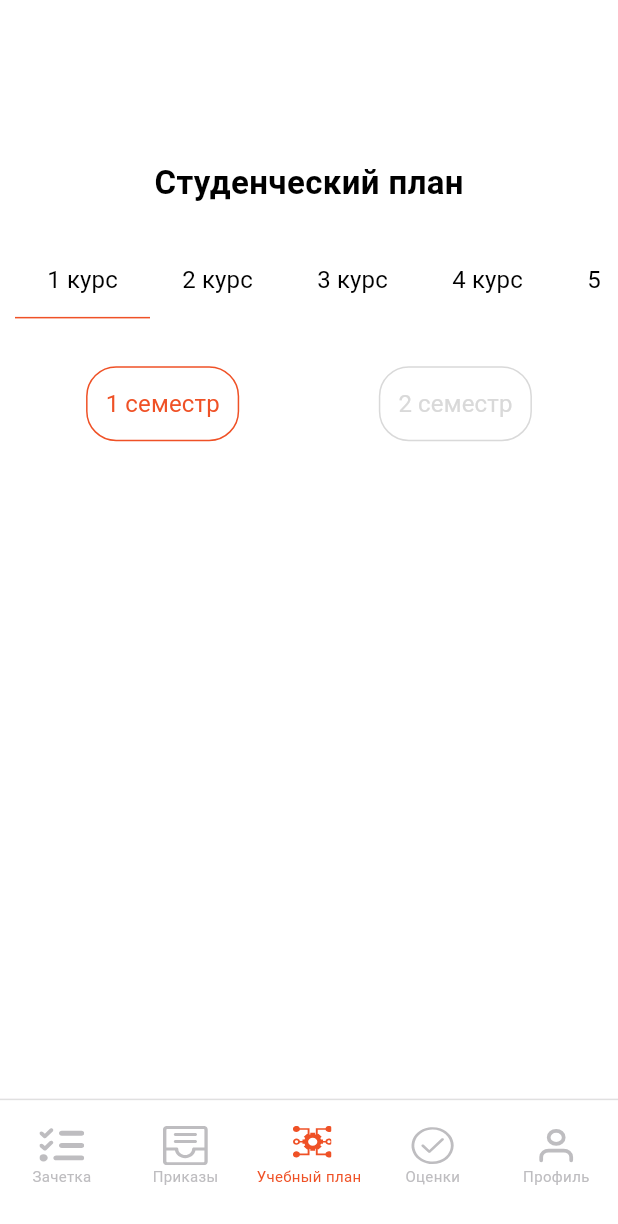
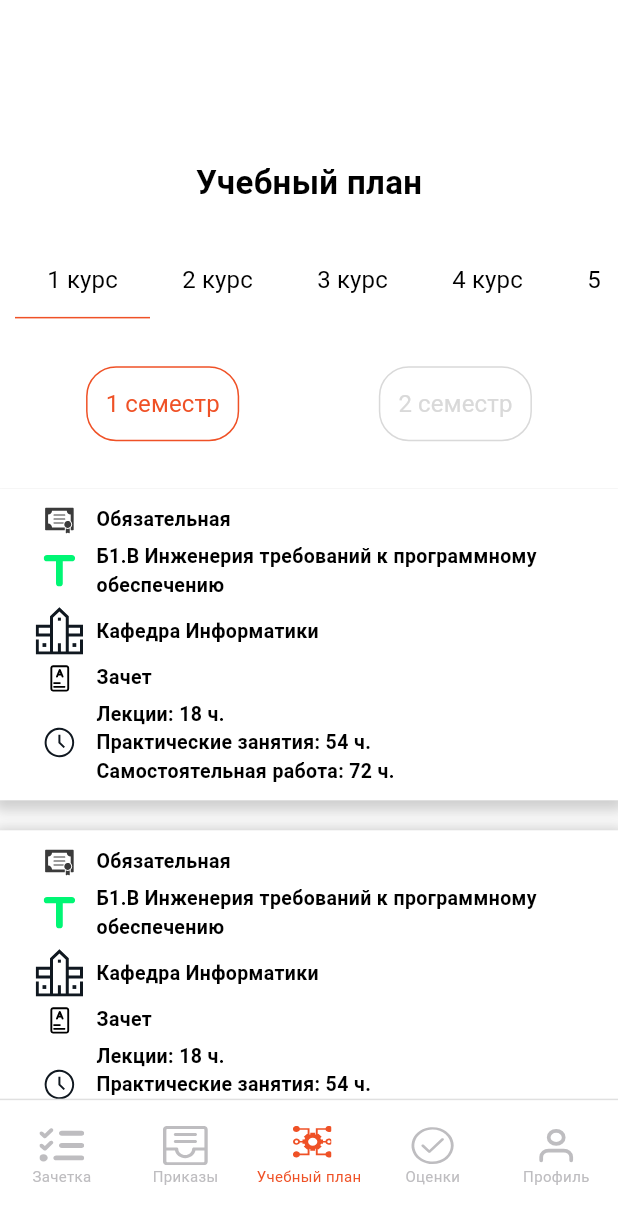
Before and after one commit to K-V-G/my_sfu, a Flutter app: the screen it shows after launch, item 2 of the bottom bar chosen, after a tap on "Учебный план", on a phone screen of 412 x 824 dp. Shown: the top 1224 px of the screen. Run offline on Flutter 3.47's test engine with Material 2 defaults, Android fonts, the phone set to English and light mode, and no system bars; our stand-ins replace flutter_svg, webview_flutter; missing offline and left inert: oauth2; Roboto replaces fonts that are missing (Ubuntu).

Commit message:
Добавление ячеек в Приказы и Учебный план

```diff
--- /dev/null
+++ b/lib/cells/CellsPricazy.dart
@@ -0,0 +1,110 @@
+import 'package:flutter/material.dart';
+import 'package:flutter_svg/flutter_svg.dart';
+
+class CellsPricazy extends StatefulWidget {
+  final String nomer;
+  final String title;
+  final String data;
+
+  CellsPricazy({required this.nomer,
+    required this.title, required this.data});
+
+  @override
+  _CellsPricazyState createState() => _CellsPricazyState();
+}
+
+class _CellsPricazyState extends State<CellsPricazy> {
+  @override
+  Widget build(BuildContext context) {
+    return Column(
+      crossAxisAlignment: CrossAxisAlignment.stretch,
+      children: [
+        Container(
+          decoration: BoxDecoration(
+            color: Colors.white,
+            boxShadow: [
+              BoxShadow(
+                color: Colors.grey.withOpacity(0.5),
+                spreadRadius: 5,
+                blurRadius: 7,
+                offset: Offset(0, 3),
+              ),
+            ],
+          ),
+          child: Padding(
+            padding: EdgeInsets.only(left: 20.0, top: 10.0, bottom: 10.0),
+            child: Column(
+              crossAxisAlignment: CrossAxisAlignment.start,
+              children: [
+                Row(
+                  children: [
+                    Expanded(flex: 10, child:
+                    SvgPicture.asset('assets/image/nomer_pricaza.svg')),
+                    Expanded(flex: 90, child:
+                    Padding(
+                      padding: EdgeInsets.only(left: 5.0),
+                      child: Text(
+                        widget.nomer,
+                        style: TextStyle(
+                          color: Colors.black,
+                          fontSize: 13.0,
+                          fontFamily: 'Ubuntu',
+                          fontWeight: FontWeight.w600,
+                        ),
+                      ),
+                    )),
+                  ],
+                ),
+                Padding(
+                  padding: EdgeInsets.only(top: 5.0),
+                  child: Row(
+                    children: [
+                    Expanded(flex: 10, child:
+                      SvgPicture.asset('assets/image/nazvanie.svg')),
+                    Expanded(flex: 90, child:
+                      Padding(
+                        padding: EdgeInsets.only(left: 5.0),
+                        child: Text(
+                          widget.title,
+                          style: TextStyle(
+                            color: Colors.black,
+                            fontSize: 13.0,
+                            fontFamily: 'Ubuntu',
+                            fontWeight: FontWeight.w600,
+                          ),
+                        ),
+                      )),
+                    ],
+                  ),
+                ),
+                Padding(
+                  padding: EdgeInsets.only(top: 5.0),
+                  child: Row(
+                    children: [
+                    Expanded(flex: 10, child:
+                      SvgPicture.asset('assets/image/calendar.svg')),
+                  Expanded(flex: 90, child:
+                      Padding(
+                        padding: EdgeInsets.only(left: 5.0),
+                        child: Text(
+                          widget.data,
+                          style: TextStyle(
+                            color: Colors.black,
+                            fontSize: 13.0,
+                            fontFamily: 'Ubuntu',
+                            fontWeight: FontWeight.w600,
+                          ),
+                        ),
+                      )),
+                    ],
+                  ),
+                ),
+              ],
+            ),
+          ),
+        ),
+        SizedBox(height: 20.0),
+      ],
+    );
+  }
+}
--- /dev/null
+++ b/lib/cells/CellsStudentPlan.dart
@@ -0,0 +1,191 @@
+import 'package:flutter/material.dart';
+import 'package:flutter_svg/flutter_svg.dart';
+
+class CellsSudentPlan extends StatefulWidget {
+  final String type;
+  final String title;
+  final String cafedra;
+  final String typeExam;
+  final String timeLecture;
+  final String timePrac;
+  final String timeSam;
+
+  CellsSudentPlan({required this.type,
+    required this.title, required this.cafedra, required this.typeExam,
+    required this.timeLecture,
+    required this.timePrac, required this.timeSam,});
+
+  @override
+  _CellsSudentPlanState createState() => _CellsSudentPlanState();
+}
+
+class _CellsSudentPlanState extends State<CellsSudentPlan> {
+  @override
+  Widget build(BuildContext context) {
+    return Column(
+      crossAxisAlignment: CrossAxisAlignment.stretch,
+      children: [
+        Container(
+          decoration: BoxDecoration(
+            color: Colors.white,
+            boxShadow: [
+              BoxShadow(
+                color: Colors.grey.withOpacity(0.5),
+                spreadRadius: 5,
+                blurRadius: 7,
+                offset: Offset(0, 3),
+              ),
+            ],
+          ),
+          child: Padding(
+            padding: EdgeInsets.only(left: 20.0, top: 10.0, bottom: 10.0),
+            child: Column(
+              crossAxisAlignment: CrossAxisAlignment.start,
+              children: [
+                Row(
+                  children: [
+                    Expanded(flex: 10, child:
+                    SvgPicture.asset('assets/image/type_displina.svg')),
+                    Expanded(flex: 90, child:
+                    Padding(
+                      padding: EdgeInsets.only(left: 5.0),
+                      child: Text(
+                        widget.type,
+                        style: TextStyle(
+                          color: Colors.black,
+                          fontSize: 13.0,
+                          fontFamily: 'Ubuntu',
+                          fontWeight: FontWeight.w600,
+                        ),
+                      ),
+                    )),
+                  ],
+                ),
+                Padding(
+                  padding: EdgeInsets.only(top: 5.0),
+                  child: Row(
+                    children: [
+                      Expanded(flex: 10, child:
+                      SvgPicture.asset('assets/image/nazvanie.svg')),
+                      Expanded(flex: 90, child:
+                      Padding(
+                        padding: EdgeInsets.only(left: 5.0),
+                        child: Text(
+                          widget.title,
+                          style: TextStyle(
+                            color: Colors.black,
+                            fontSize: 13.0,
+                            fontFamily: 'Ubuntu',
+                            fontWeight: FontWeight.w600,
+                          ),
+                        ),
+                      )),
+                    ],
+                  ),
+                ),
+                Padding(
+                  padding: EdgeInsets.only(top: 5.0),
+                  child: Row(
+                    children: [
+                      Expanded(flex: 10, child:
+                      SvgPicture.asset('assets/image/institut_icons.svg')),
+                      Expanded(flex: 90, child:
+                      Padding(
+                        padding: EdgeInsets.only(left: 5.0),
+                        child: Text(
+                          widget.cafedra,
+                          style: TextStyle(
+                            color: Colors.black,
+                            fontSize: 13.0,
+                            fontFamily: 'Ubuntu',
+                            fontWeight: FontWeight.w600,
+                          ),
+                        ),
+                      )),
+                    ],
+                  ),
+                ),
+                Padding(
+                  padding: EdgeInsets.only(top: 5.0),
+                  child: Row(
+                    children: [
+                      Expanded(flex: 10, child:
+                      SvgPicture.asset('assets/image/exam_or_zachet_icons.svg')),
+                      Expanded(flex: 90, child:
+                      Padding(
+                        padding: EdgeInsets.only(left: 5.0),
+                        child: Text(
+                          widget.typeExam,
+                          style: TextStyle(
+                            color: Colors.black,
+                            fontSize: 13.0,
+                            fontFamily: 'Ubuntu',
+                            fontWeight: FontWeight.w600,
+                          ),
+                        ),
+                      )),
+                    ],
+                  ),
+                ),
+
+                Padding(
+                  padding: EdgeInsets.only(top: 5.0),
+                  child: Row(
+                    children: [
+                      Expanded(
+                        flex: 10,
+                        child: SvgPicture.asset('assets/image/time.svg'),
+                      ),
+                      Expanded(
+                        flex: 90,
+                        child: Padding(
+                          padding: EdgeInsets.only(left: 5.0),
+                          child: Column(
+                            crossAxisAlignment: CrossAxisAlignment.start,
+                            children: [
+                              Text(
+                                widget.timeLecture,
+                                textAlign: TextAlign.left,
+                                style: TextStyle(
+                                  color: Colors.black,
+                                  fontSize: 13.0,
+                                  fontFamily: 'Ubuntu',
+                                  fontWeight: FontWeight.w600,
+                                ),
+                              ),
+                              Text(
+                                widget.timePrac,
+                                textAlign: TextAlign.left,
+                                style: TextStyle(
+                                  color: Colors.black,
+                                  fontSize: 13.0,
+                                  fontFamily: 'Ubuntu',
+                                  fontWeight: FontWeight.w600,
+                                ),
+                              ),
+                              Text(
+                                widget.timeSam,
+                                textAlign: TextAlign.left,
+                                style: TextStyle(
+                                  color: Colors.black,
+                                  fontSize: 13.0,
+                                  fontFamily: 'Ubuntu',
+                                  fontWeight: FontWeight.w600,
+                                ),
+                              ),
+                            ],
+                          ),
+                        ),
+                      ),
+                    ],
+                  ),
+                ),
+              ],
+            ),
+          ),
+        ),
+        SizedBox(height: 20.0),
+      ],
+    );
+  }
+}
--- a/lib/prikazyView.dart
+++ b/lib/prikazyView.dart
@@ -1,5 +1,7 @@
 import 'package:flutter/material.dart';
 import 'package:flutter_svg/flutter_svg.dart';
+
+import 'cells/CellsPricazy.dart';
 
 class prikazyView extends StatefulWidget {
   @override
@@ -36,7 +38,37 @@ class _prikazyViewPage extends State<prikazyView> {
                   ),
                 ),
               ),
-              Expanded(flex: 7, child: Text("")),
+              Expanded(
+                  flex: 7,
+                  child:Row(
+                    children: [
+                      Expanded(flex: 100, child: ListView(
+                        scrollDirection: Axis.vertical,
+                        children: [
+                          CellsPricazy(
+                            nomer: '№6128/с от 2023-04-17',
+                            title: '4.7.3 Весна 1 ПА_Об установлении сроков повторной ПА',
+                            data: 'по 2023-06-08',
+                          ),
+                          CellsPricazy(
+                            nomer: '№6128/с от 2023-04-17',
+                            title: '4.7.3 Весна 1 ПА_Об установлении сроков повторной ПА',
+                            data: 'по 2023-06-08',
+                          ),
+                          CellsPricazy(
+                            nomer: '№6128/с от 2023-04-17',
+                            title: '4.7.3 Весна 1 ПА_Об установлении сроков повторной ПА',
+                            data: 'по 2023-06-08',
+                          ),
+                          CellsPricazy(
+                            nomer: '№6128/с от 2023-04-17',
+                            title: '4.7.3 Весна 1 ПА_Об установлении сроков повторной ПА',
+                            data: 'по 2023-06-08',
+                          )
+                        ],
+                      )),
+                    ],
+                  )),
             ],
           ),
         ],
--- a/lib/studentsPlanView.dart
+++ b/lib/studentsPlanView.dart
@@ -3,6 +3,7 @@ import 'package:flutter_svg/flutter_svg.dart';
 
 import 'button/ButtonCource.dart';
 import 'button/ButtonSemestr.dart';
+import 'cells/CellsStudentPlan.dart';
 
 class studentsPlanView extends StatefulWidget {
   @override
@@ -31,7 +32,7 @@ class _studentsPlanView extends State<studentsPlanView> {
                   child: Align(
                     alignment: Alignment.center,
                     child: Text(
-                      "Студенческий план",
+                      "Учебный план",
                       style: TextStyle(
                         color: Colors.black,
                         fontSize: 22.0,
@@ -146,7 +147,44 @@ class _studentsPlanView extends State<studentsPlanView> {
                 ],
               )),
 
-              Expanded(flex: 5, child: Text("")),
+              Expanded(
+                  flex: 5,
+                  child:Row(
+                    children: [
+                      Expanded(flex: 100, child: ListView(
+                        scrollDirection: Axis.vertical,
+                        children: [
+                          CellsSudentPlan(
+                            type: 'Обязательная',
+                            title: 'Б1.В Инженерия требований к программному обеспечению',
+                            cafedra: 'Кафедра Информатики',
+                            typeExam: 'Зачет',
+                            timeLecture: 'Лекции: 18 ч.',
+                            timePrac: 'Практические занятия: 54 ч.',
+                            timeSam: 'Самостоятельная работа: 72 ч.',
+                          ),
+                          CellsSudentPlan(
+                            type: 'Обязательная',
+                            title: 'Б1.В Инженерия требований к программному обеспечению',
+                            cafedra: 'Кафедра Информатики',
+                            typeExam: 'Зачет',
+                            timeLecture: 'Лекции: 18 ч.',
+                            timePrac: 'Практические занятия: 54 ч.',
+                            timeSam: 'Самостоятельная работа: 72 ч.',
+                          ),
+                          CellsSudentPlan(
+                            type: 'Обязательная',
+                            title: 'Б1.В Инженерия требований к программному обеспечению',
+                            cafedra: 'Кафедра Информатики',
+                            typeExam: 'Зачет',
+                            timeLecture: 'Лекции: 18 ч.',
+                            timePrac: 'Практические занятия: 54 ч.',
+                            timeSam: 'Самостоятельная работа: 72 ч.',
+                          ),
+                        ],
+                      )),
+                    ],
+                  )),
             ],
           ),
         ],
```
Also changed, not shown: assets/image/calendar.svg (added), assets/image/nazvanie.svg (added), assets/image/nomer_pricaza.svg (added), assets/image/time.svg (added), assets/image/type_displina.svg (added).
